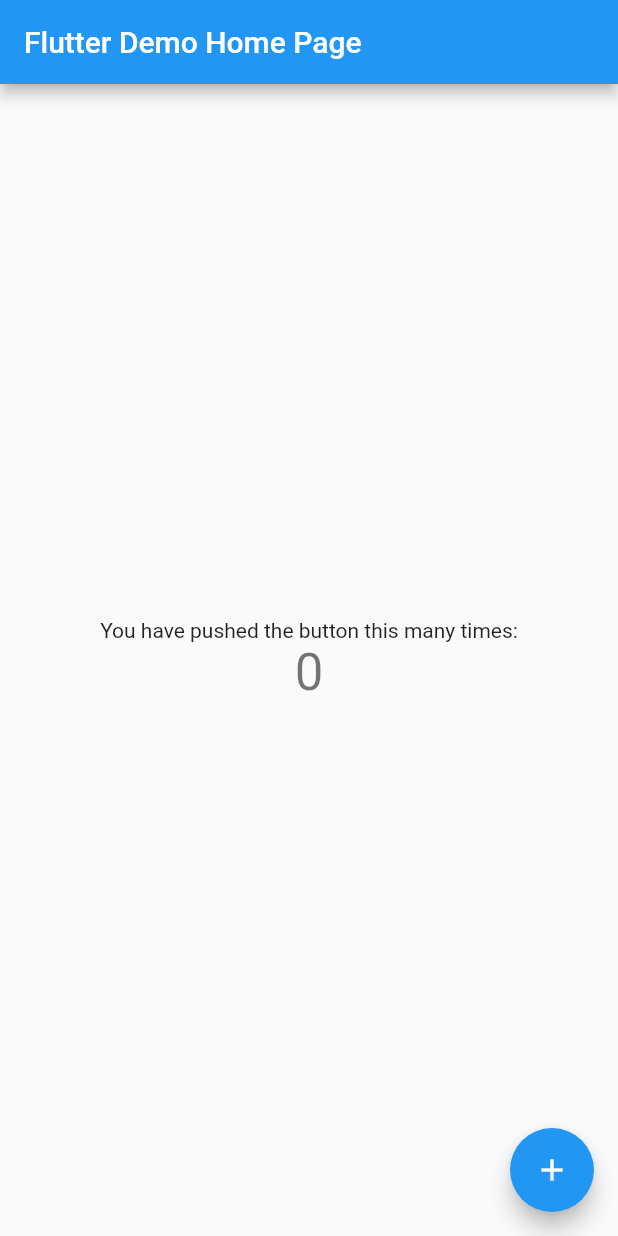
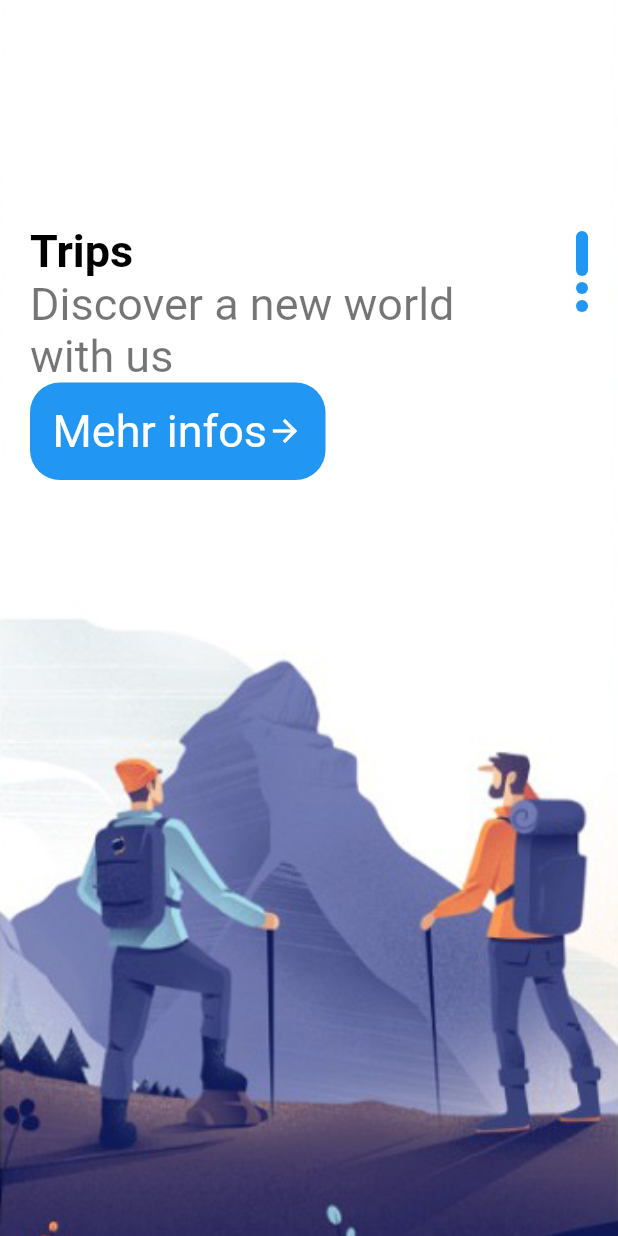
Before and after one commit to pedramRoosta/traveler, a Flutter app: the screen it shows after launch, on a phone screen of 412 x 824 dp. Run offline on Flutter 3.47's test engine with Material 2 defaults, Android fonts, the phone set to English and light mode, and no system bars.

Commit message:
- finish welcome page

```diff
--- /dev/null
+++ b/lib/constants/assets.dart
@@ -0,0 +1,6 @@
+abstract class Assets {
+  static const assetsRoot = 'assets/images/';
+  static const welcomeImageOne = 'welcome-one.png';
+  static const welcomeImageTwo = 'welcome-two.png';
+  static const welcomeImageThree = 'welcome-three.png';
+}
--- a/lib/main.dart
+++ b/lib/main.dart
@@ -1,115 +1,17 @@
 import 'package:flutter/material.dart';
+import 'package:traveler/screen/welcome/welcome.dart';
 
 void main() {
-  runApp(const MyApp());
+  runApp(const Home());
 }
 
-class MyApp extends StatelessWidget {
-  const MyApp({Key? key}) : super(key: key);
+class Home extends StatelessWidget {
+  const Home({Key? key}) : super(key: key);
 
-  // This widget is the root of your application.
   @override
   Widget build(BuildContext context) {
-    return MaterialApp(
-      title: 'Flutter Demo',
-      theme: ThemeData(
-        // This is the theme of your application.
-        //
-        // Try running your application with "flutter run". You'll see the
-        // application has a blue toolbar. Then, without quitting the app, try
-        // changing the primarySwatch below to Colors.green and then invoke
-        // "hot reload" (press "r" in the console where you ran "flutter run",
-        // or simply save your changes to "hot reload" in a Flutter IDE).
-        // Notice that the counter didn't reset back to zero; the application
-        // is not restarted.
-        primarySwatch: Colors.blue,
-      ),
-      home: const MyHomePage(title: 'Flutter Demo Home Page'),
+    return const MaterialApp(
+      home: Welcome(),
     );
   }
 }
-
-class MyHomePage extends StatefulWidget {
-  const MyHomePage({Key? key, required this.title}) : super(key: key);
-
-  // This widget is the home page of your application. It is stateful, meaning
-  // that it has a State object (defined below) that contains fields that affect
-  // how it looks.
-
-  // This class is the configuration for the state. It holds the values (in this
-  // case the title) provided by the parent (in this case the App widget) and
-  // used by the build method of the State. Fields in a Widget subclass are
-  // always marked "final".
-
-  final String title;
-
-  @override
-  State<MyHomePage> createState() => _MyHomePageState();
-}
-
-class _MyHomePageState extends State<MyHomePage> {
-  int _counter = 0;
-
-  void _incrementCounter() {
-    setState(() {
-      // This call to setState tells the Flutter framework that something has
-      // changed in this State, which causes it to rerun the build method below
-      // so that the display can reflect the updated values. If we changed
-      // _counter without calling setState(), then the build method would not be
-      // called again, and so nothing would appear to happen.
-      _counter++;
-    });
-  }
-
-  @override
-  Widget build(BuildContext context) {
-    // This method is rerun every time setState is called, for instance as done
-    // by the _incrementCounter method above.
-    //
-    // The Flutter framework has been optimized to make rerunning build methods
-    // fast, so that you can just rebuild anything that needs updating rather
-    // than having to individually change instances of widgets.
-    return Scaffold(
-      appBar: AppBar(
-        // Here we take the value from the MyHomePage object that was created by
-        // the App.build method, and use it to set our appbar title.
-        title: Text(widget.title),
-      ),
-      body: Center(
-        // Center is a layout widget. It takes a single child and positions it
-        // in the middle of the parent.
-        child: Column(
-          // Column is also a layout widget. It takes a list of children and
-          // arranges them vertically. By default, it sizes itself to fit its
-          // children horizontally, and tries to be as tall as its parent.
-          //
-          // Invoke "debug painting" (press "p" in the console, choose the
-          // "Toggle Debug Paint" action from the Flutter Inspector in Android
-          // Studio, or the "Toggle Debug Paint" command in Visual Studio Code)
-          // to see the wireframe for each widget.
-          //
-          // Column has various properties to control how it sizes itself and
-          // how it positions its children. Here we use mainAxisAlignment to
-          // center the children vertically; the main axis here is the vertical
-          // axis because Columns are vertical (the cross axis would be
-          // horizontal).
-          mainAxisAlignment: MainAxisAlignment.center,
-          children: <Widget>[
-            const Text(
-              'You have pushed the button this many times:',
-            ),
-            Text(
-              '$_counter',
-              style: Theme.of(context).textTheme.headline4,
-            ),
-          ],
-        ),
-      ),
-      floatingActionButton: FloatingActionButton(
-        onPressed: _incrementCounter,
-        tooltip: 'Increment',
-        child: const Icon(Icons.add),
-      ), // This trailing comma makes auto-formatting nicer for build methods.
-    );
-  }
-}
--- /dev/null
+++ b/lib/screen/welcome/welcome.dart
@@ -0,0 +1,81 @@
+import 'package:flutter/material.dart';
+import 'package:traveler/constants/assets.dart';
+import 'package:traveler/widgets/button.dart';
+import 'package:traveler/widgets/text.dart';
+
+class Welcome extends StatefulWidget {
+  const Welcome({Key? key}) : super(key: key);
+
+  @override
+  State<Welcome> createState() => _WelcomeState();
+}
+
+class _WelcomeState extends State<Welcome> {
+  final imageList = <String>[
+    Assets.welcomeImageOne,
+    Assets.welcomeImageTwo,
+    Assets.welcomeImageThree,
+  ];
+  @override
+  Widget build(BuildContext context) {
+    return Scaffold(
+      body: PageView.builder(
+        scrollDirection: Axis.vertical,
+        itemCount: imageList.length,
+        itemBuilder: (_, pageIndex) {
+          return Container(
+            width: double.maxFinite,
+            height: double.maxFinite,
+            decoration: BoxDecoration(
+              image: DecorationImage(
+                fit: BoxFit.cover,
+                image: AssetImage(Assets.assetsRoot + imageList[pageIndex]),
+              ),
+            ),
+            child: Container(
+              margin: const EdgeInsets.only(top: 150, left: 20, right: 20),
+              child: Row(
+                children: [
+                  Expanded(
+                    child: Column(
+                      crossAxisAlignment: CrossAxisAlignment.start,
+                      children: [
+                        const AppText(
+                          text: 'Trips',
+                          isBold: true,
+                        ),
+                        Container(
+                          padding: const EdgeInsets.only(right: 40),
+                          child: const AppText(
+                            text: 'Discover a new world with us',
+                            color: Colors.black54,
+                          ),
+                        ),
+                        const AppButton(
+                          text: 'Mehr infos',
+                        ),
+                      ],
+                    ),
+                  ),
+                  Column(
+                    children: List.generate(
+                      3,
+                      (index) => Container(
+                        margin: const EdgeInsets.only(top: 4),
+                        height: index == pageIndex ? 30 : 8,
+                        width: 8,
+                        decoration: BoxDecoration(
+                            color: Colors.blue,
+                            borderRadius: BorderRadius.circular(8)),
+                      ),
+                    ),
+                  ),
+                ],
+              ),
+            ),
+          );
+        },
+      ),
+    );
+  }
+}
--- /dev/null
+++ b/lib/widgets/button.dart
@@ -0,0 +1,36 @@
+import 'package:flutter/material.dart';
+import 'package:traveler/widgets/text.dart';
+
+class AppButton extends StatelessWidget {
+  const AppButton({String? text, Key? key})
+      : _text = text,
+        super(key: key);
+
+  final String? _text;
+  @override
+  Widget build(BuildContext context) {
+    return Container(
+      padding: EdgeInsets.all(15),
+      decoration: BoxDecoration(
+        borderRadius: BorderRadius.circular(20),
+        color: Colors.blue,
+      ),
+      child: Row(
+        mainAxisSize: MainAxisSize.min,
+        mainAxisAlignment: MainAxisAlignment.center,
+        children: [
+          _text != null
+              ? AppText(
+                  text: _text!,
+                  color: Colors.white,
+                )
+              : Container(),
+          const Icon(
+            Icons.arrow_forward,
+            color: Colors.white,
+          ),
+        ],
+      ),
+    );
+  }
+}
--- /dev/null
+++ b/lib/widgets/text.dart
@@ -0,0 +1,30 @@
+import 'package:flutter/material.dart';
+
+class AppText extends StatelessWidget {
+  const AppText({
+    Key? key,
+    required String text,
+    bool isBold = false,
+    double fontSize = 30,
+    Color color = Colors.black,
+  })  : _text = text,
+        _isBold = isBold,
+        _fontSize = fontSize,
+        _color = color,
+        super(key: key);
+  final String _text;
+  final bool _isBold;
+  final double _fontSize;
+  final Color _color;
+  @override
+  Widget build(BuildContext context) {
+    return Text(
+      _text,
+      style: TextStyle(
+        fontWeight: _isBold ? FontWeight.bold : null,
+        fontSize: _fontSize,
+        color: _color,
+      ),
+    );
+  }
+}
```
Also changed, not shown: pubspec.yaml (+2 -45 lines), assets/images/balloning.png (added), assets/images/button-one.png (added), assets/images/hiking.png (added), assets/images/kayaking.png (added), assets/images/mountain.jpeg (added), assets/images/snorkling.png (added), assets/images/welcome-one.png (added), assets/images/welcome-three.png (added), assets/images/welcome-two.png (added), 1 other file.
